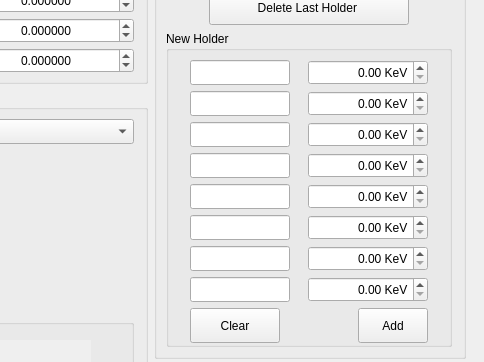
Old version of the form Gui/forms/form_optionswidget.ui in the repository slsdetectorgroup/motorControlSoftware; both pictures show x 182 to 666 and y 119 to 481 of the 666 by 935 pixel window.
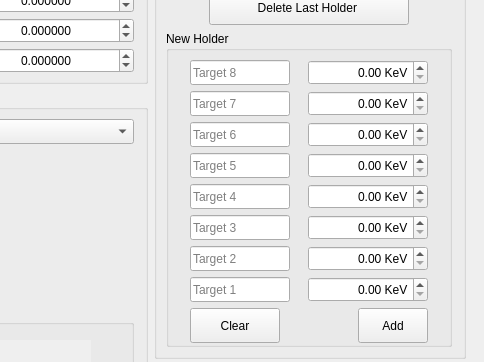
New version of the form. Icons and pictures are not drawn.

```diff
--- a/Gui/forms/form_optionswidget.ui
+++ b/Gui/forms/form_optionswidget.ui
@@ -631,6 +631,9 @@
                 <property name="text">
                  <string/>
                 </property>
+                <property name="placeholderText">
+                 <string>Target 8</string>
+                </property>
                </widget>
               </item>
               <item row="0" column="1">
@@ -687,6 +690,9 @@
                 <property name="text">
                  <string/>
                 </property>
+                <property name="placeholderText">
+                 <string>Target 7</string>
+                </property>
                </widget>
               </item>
               <item row="1" column="1">
@@ -743,6 +749,9 @@
                 <property name="text">
                  <string/>
                 </property>
+                <property name="placeholderText">
+                 <string>Target 6</string>
+                </property>
                </widget>
               </item>
               <item row="2" column="1">
@@ -799,6 +808,9 @@
                 <property name="text">
                  <string/>
                 </property>
+                <property name="placeholderText">
+                 <string>Target 5</string>
+                </property>
                </widget>
               </item>
               <item row="3" column="1">
@@ -855,6 +867,9 @@
                 <property name="text">
                  <string/>
                 </property>
+                <property name="placeholderText">
+                 <string>Target 4</string>
+                </property>
                </widget>
               </item>
               <item row="4" column="1">
@@ -911,6 +926,9 @@
                 <property name="text">
                  <string/>
                 </property>
+                <property name="placeholderText">
+                 <string>Target 3</string>
+                </property>
                </widget>
               </item>
               <item row="5" column="1">
@@ -967,6 +985,9 @@
                 <property name="text">
                  <string/>
                 </property>
+                <property name="placeholderText">
+                 <string>Target 2</string>
+                </property>
                </widget>
               </item>
               <item row="6" column="1">
@@ -1023,6 +1044,9 @@
                 <property name="text">
                  <string/>
                 </property>
+                <property name="placeholderText">
+                 <string>Target 1</string>
+                </property>
                </widget>
               </item>
               <item row="7" column="1">
```
